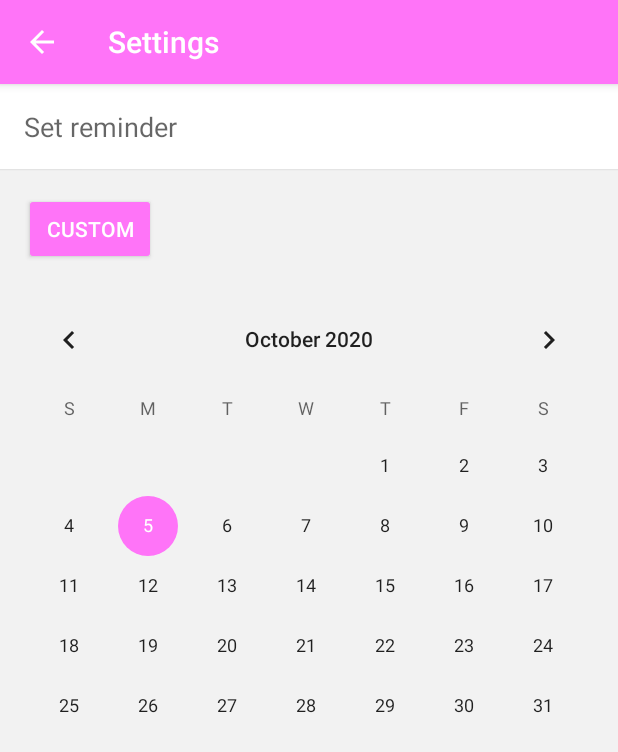
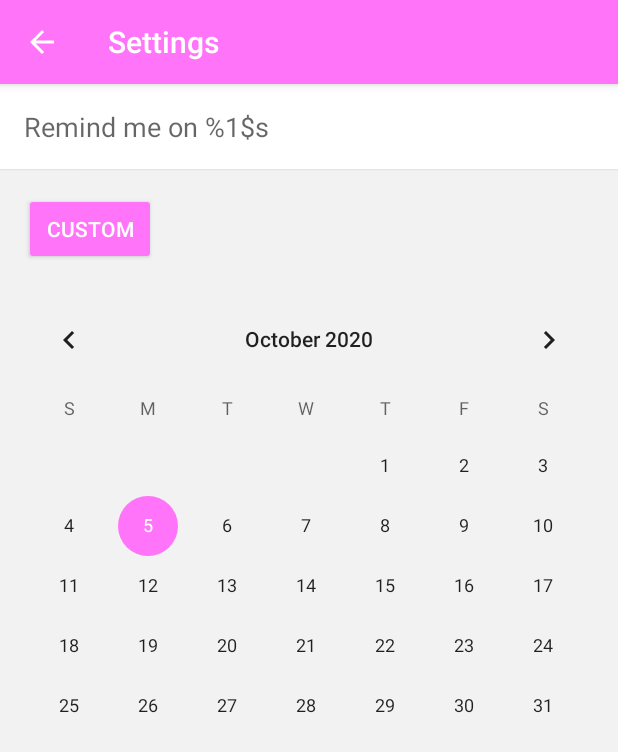
Before and after one commit to Queatz/Tiiight, an Android app: the fragment EditReminderFragment placed in its activity, after a tap on "CUSTOM", on a phone screen of 412 x 824 dp. Shown: the top 752 px of the screen. Run offline under Robolectric (Android 15) with nearby library versions, the phone set to English and light mode, and no system bars; libraries missing offline, so code that uses them is left out: io.objectbox, io.objectbox.android, io.objectbox.reactive; 5 statements that could not run were skipped; 2 other taps on this screen came first.

Commit message:
Updates from Mai

```diff
--- a/app/build.gradle
+++ b/app/build.gradle
@@ -10,8 +10,8 @@ android {
         applicationId "com.queatz.tiiight"
         minSdkVersion 21
         targetSdkVersion 28
-        versionCode 31
-        versionName "1.2.8"
+        versionCode 32
+        versionName "1.2.9"
         testInstrumentationRunner "androidx.test.runner.AndroidJUnitRunner"
         multiDexEnabled true
     }
--- a/app/src/main/java/com/queatz/tiiight/views/ArchivedNotesFragment.kt
+++ b/app/src/main/java/com/queatz/tiiight/views/ArchivedNotesFragment.kt
@@ -74,6 +74,8 @@ class ArchivedNotesFragment : Fragment(), ShareableFragment {
         (activity as MainActivity).showFragment(EditReminderFragment.create(reminder.objectBoxId, quickEdit), getString(R.string.edit_reminder))
     }
 
+    override fun showShare() = true
+
     override fun onShare() {
         adapter.items.map { "[x] ${it.text}" }.joinToString("\n").let {
             val sharingIntent = Intent(Intent.ACTION_SEND)
--- a/app/src/main/java/com/queatz/tiiight/views/FilterAdapter.kt
+++ b/app/src/main/java/com/queatz/tiiight/views/FilterAdapter.kt
@@ -39,9 +39,13 @@ class FilterAdapter(
         holder.itemView.filterName.text = filter
 
         holder.itemView.setOnClickListener {
+            holder.selected = !holder.selected
+            holder.itemView.filterName.setCompoundDrawablesRelativeWithIntrinsicBounds(0, 0, if (holder.selected) R.drawable.ic_baseline_close_24 else 0, 0)
             onClick.invoke(filter)
         }
     }
 }
 
-class FilterViewHolder(view: View) : RecyclerView.ViewHolder(view)
+class FilterViewHolder(view: View) : RecyclerView.ViewHolder(view) {
+    var selected = false
+}
--- /dev/null
+++ b/app/src/main/res/drawable/ic_baseline_close_24.xml
@@ -0,0 +1,10 @@
+<vector xmlns:android="http://schemas.android.com/apk/res/android"
+    android:width="24dp"
+    android:height="24dp"
+    android:viewportWidth="24"
+    android:viewportHeight="24"
+    android:tint="?attr/colorControlNormal">
+  <path
+      android:fillColor="@android:color/white"
+      android:pathData="M19,6.41L17.59,5 12,10.59 6.41,5 5,6.41 10.59,12 5,17.59 6.41,19 12,13.41 17.59,19 19,17.59 13.41,12z"/>
+</vector>
--- a/app/src/main/res/layout/item_filter.xml
+++ b/app/src/main/res/layout/item_filter.xml
@@ -14,6 +14,8 @@
             android:textColor="@color/text"
             android:layout_gravity="center"
             android:padding="@dimen/padDouble"
+            android:drawableTint="@color/colorPrimary"
+            android:drawablePadding="@dimen/pad"
             android:gravity="center"
             android:textSize="@dimen/textSize"
             tools:text="Love"/>
--- a/app/src/main/res/layout/item_reminder_time_shortcut.xml
+++ b/app/src/main/res/layout/item_reminder_time_shortcut.xml
@@ -1,5 +1,6 @@
 <?xml version="1.0" encoding="utf-8"?>
-<LinearLayout xmlns:android="http://schemas.android.com/apk/res/android"
+<LinearLayout
+        xmlns:android="http://schemas.android.com/apk/res/android"
         xmlns:tools="http://schemas.android.com/tools"
         android:layout_width="match_parent"
         android:layout_height="wrap_content"
--- a/app/src/main/res/menu/menu_main.xml
+++ b/app/src/main/res/menu/menu_main.xml
@@ -15,7 +15,7 @@
     <item android:id="@+id/action_archive"
             android:title="@string/action_archive"
             android:orderInCategory="80"
-            android:icon="@drawable/ic_check_white_24dp"
+            android:icon="@drawable/ic_archive_white_24dp"
             app:showAsAction="ifRoom"/>
     <item android:id="@+id/action_unarchive"
             android:title="@string/action_unarchive"
--- a/app/src/main/res/values/strings.xml
+++ b/app/src/main/res/values/strings.xml
@@ -2,7 +2,7 @@
     <string name="app_name">Tiiight</string>
     <string name="action_settings">Settings</string>
     <string name="action_share">Share</string>
-    <string name="edit_reminder_hint">Set reminder</string>
+    <string name="edit_reminder_hint">Remind me on %1$s</string>
     <string name="undo">Undo</string>
     <string name="today">Today</string>
     <string name="later_today">Later today</string>
@@ -36,4 +36,5 @@
     <string name="snooze">Snooze</string>
     <string name="action_archive">Archive</string>
     <string name="action_unarchive">Unarchive</string>
+    <string name="new_reminder">New reminder</string>
 </resources>
```
Also changed, not shown: app/src/main/java/com/queatz/tiiight/views/EditReminderFragment.kt (+9 -5 lines), app/src/main/java/com/queatz/tiiight/views/MainActivity.kt (+7 -4 lines), app/src/main/res/drawable/selected_white.xml (added, +12 -0 lines). Lines whose indentation alone changed are shown as unchanged.
